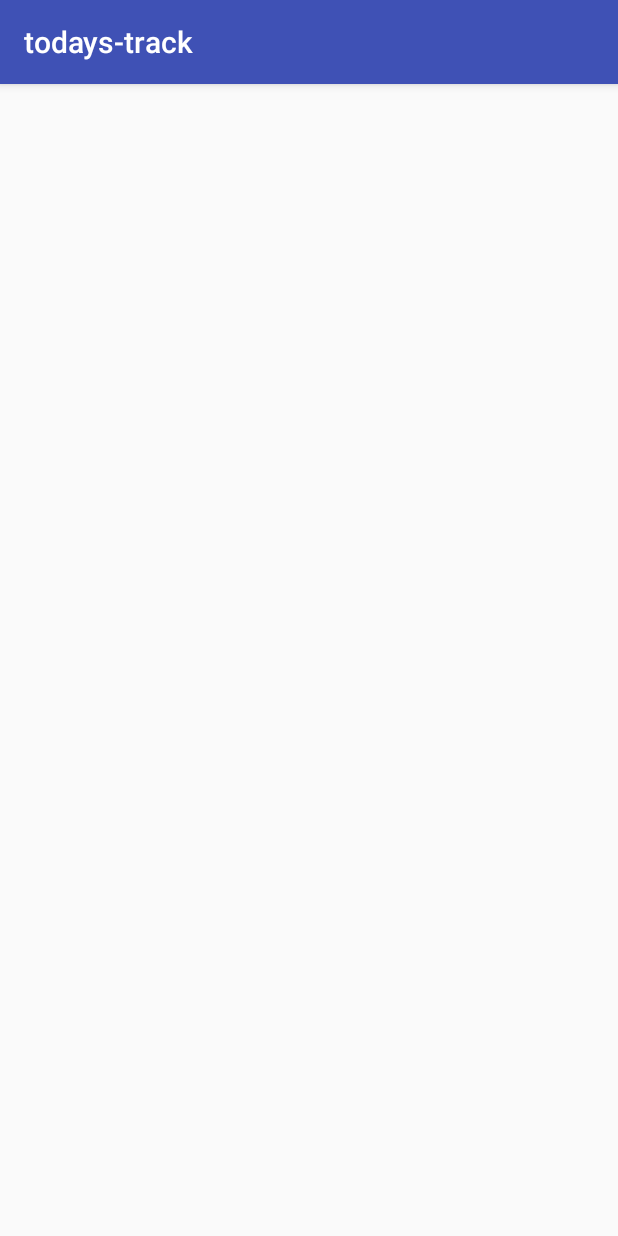
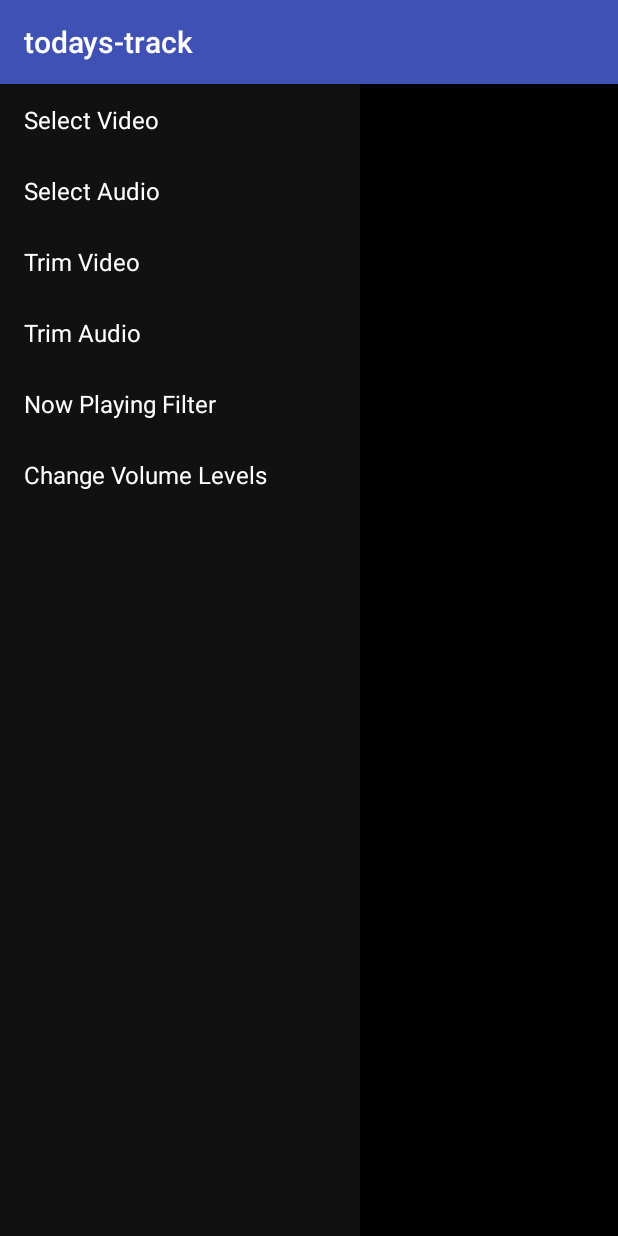
Before and after one commit to gigaverse/todays-track, an Android app: the screen it shows after launch (MainActivity), on a phone screen of 412 x 824 dp. Run offline under Robolectric (Android 15) with nearby library versions, the phone set to English and light mode, and no system bars; libraries missing offline, so code that uses them is left out: com.github.hiteshsondhi88.libffmpeg.

Commit message:
made toolbox more functional

```diff
--- a/app/build.gradle
+++ b/app/build.gradle
@@ -38,5 +38,6 @@ dependencies {
     compile(name: 'FFmpegAndroid', ext: 'aar')
     compile 'com.android.support:appcompat-v7:24.2.1'
     compile 'com.android.support:design:24.2.1'
+    compile 'com.appyvet:materialrangebar:1.3'
     testCompile 'junit:junit:4.12'
 }
--- a/app/src/main/AndroidManifest.xml
+++ b/app/src/main/AndroidManifest.xml
@@ -18,10 +18,8 @@
         <activity
             android:name=".testing"
             android:label="@string/title_activity_testing"
-            android:theme="@style/AppTheme.NoActionBar">
-
-
-        </activity>
+            android:theme="@style/AppTheme.NoActionBar"></activity>
+        <activity android:name=".trim_video"></activity>
     </application>
 
 </manifest>
--- a/app/src/main/java/yambritton/hackrice/todays_track/MainActivity.java
+++ b/app/src/main/java/yambritton/hackrice/todays_track/MainActivity.java
@@ -3,26 +3,112 @@ package yambritton.hackrice.todays_track;
 import android.content.ContentResolver;
 import android.content.Intent;
 import android.database.Cursor;
+import android.media.MediaPlayer;
 import android.net.Uri;
 import android.os.Debug;
+import android.provider.MediaStore;
+import android.support.v4.widget.DrawerLayout;
 import android.support.v7.app.AppCompatActivity;
 import android.os.Bundle;
 import android.util.Log;
 import android.view.View;
+import android.widget.AdapterView;
+import android.widget.ArrayAdapter;
 import android.widget.Button;
+import android.widget.ListView;
 import android.widget.Toast;
+import android.widget.VideoView;
 
 import com.github.hiteshsondhi88.libffmpeg.ExecuteBinaryResponseHandler;
 import com.github.hiteshsondhi88.libffmpeg.FFmpeg;
 import com.github.hiteshsondhi88.libffmpeg.exceptions.FFmpegCommandAlreadyRunningException;
 
+import static yambritton.hackrice.todays_track.R.id.videoView;
+
 public class MainActivity extends AppCompatActivity {
-
+    private VideoView video;
+    private String[] mToolTitles;
+    private DrawerLayout mDrawerLayout;
+    private ListView mDrawerList;
+    private Uri videoUri;
     @Override
     protected void onCreate(Bundle savedInstanceState) {
         super.onCreate(savedInstanceState);
         setContentView(R.layout.activity_main);
+        //loops video player
+        video  = (VideoView) findViewById(videoView);
+        video.setOnPreparedListener(new MediaPlayer.OnPreparedListener() {
+            @Override
+            public void onPrepared(MediaPlayer mp) {
+                mp.setLooping(true);
+            }
+        });
+
+        //populating the tool drawer
+        mToolTitles = getResources().getStringArray(R.array.tools);
+        mDrawerLayout = (DrawerLayout) findViewById(R.id.drawer_layout);
+        mDrawerList = (ListView) findViewById(R.id.left_drawer);
+        // Set the adapter for the list view
+        mDrawerList.setAdapter(new ArrayAdapter<String>(this,
+                R.layout.drawer_list_item, mToolTitles));
+        // Set the list's click listener
+        mDrawerList.setOnItemClickListener(new DrawerItemClickListener());
+
+        mDrawerLayout.openDrawer(mDrawerList);
 
     }
+    public void pickMedia(View view){
+        mDrawerLayout.openDrawer(mDrawerList);
+    }
+    @Override
+    protected void onActivityResult(int requestCode, int resultCode, Intent data) {
+        // Check which request we're responding to
+        if (requestCode == 1) {
+            // Make sure the request was successful
+            if (resultCode == RESULT_OK) {
+                // The user picked a contact.
+                // The Intent's data Uri identifies which contact was selected.
+                Log.d("data", data.getData().toString());
+                VideoView video = (VideoView) findViewById(videoView);
+                video.setVideoURI(data.getData());
+                videoUri=data.getData();
+                video.start();
+                // Do something with the contact here (bigger example below)
+            }
+        }
+    }
+    private void selectItem(int position) {
+        mDrawerList.setItemChecked(position, true);
+        mDrawerLayout.closeDrawer(mDrawerList);
+        Intent intent;
+        switch(position){
+            case 0:
+                intent = new Intent(Intent.ACTION_PICK, MediaStore.Video.Media.EXTERNAL_CONTENT_URI);
+                startActivityForResult(intent , 1);
+                break;
+            case 1:
+                intent = new Intent(Intent.ACTION_PICK, MediaStore.Audio.Media.EXTERNAL_CONTENT_URI);
+                startActivityForResult(intent , 2);
+                break;
+            case 2:
+                if(videoUri!=null) {
+                    intent = new Intent(this, trim_video.class);
+                    intent.putExtra("VIDEO", videoUri.toString());
+                    Log.d("videoUri","this: "+videoUri.toString());
+                    startActivityForResult(intent, 3);
+                }
+                else
+                    Toast.makeText(this, "Select a video first!", Toast.LENGTH_SHORT).show();
+                break;
+            default:
+        }
+    }
 
+    private class DrawerItemClickListener implements ListView.OnItemClickListener {
+        @Override
+        public void onItemClick(AdapterView<?> parent, View view, int position, long id) {
+            Log.d("touch","listened");
+            selectItem(position);
+        }
+    }
 }
--- a/app/src/main/res/layout/activity_main.xml
+++ b/app/src/main/res/layout/activity_main.xml
@@ -1,14 +1,37 @@
 <?xml version="1.0" encoding="utf-8"?>
-<RelativeLayout xmlns:android="http://schemas.android.com/apk/res/android"
-    xmlns:tools="http://schemas.android.com/tools"
-    android:id="@+id/activity_main"
+<android.support.v4.widget.DrawerLayout
+xmlns:android="http://schemas.android.com/apk/res/android"
+android:id="@+id/drawer_layout"
+android:layout_width="match_parent"
+android:layout_height="match_parent">
+<!-- The main content view -->
+<FrameLayout
+    android:id="@+id/content_frame"
     android:layout_width="match_parent"
+    android:background="#000000"
+    android:layout_height="match_parent">
+    <VideoView
+        android:layout_width="match_parent"
+        android:layout_height="match_parent"
+        android:id="@+id/videoView"
+        android:layout_gravity="center" />
+
+    <Button
+        android:text="Toolbox"
+        android:layout_width="wrap_content"
+        android:layout_height="wrap_content"
+        android:layout_gravity="bottom"
+        android:layout_marginStart="0dp"
+        android:id="@+id/button"
+        android:onClick="pickMedia"/>
+    </FrameLayout>
+<!-- The navigation drawer -->
+<ListView android:id="@+id/left_drawer"
+    android:layout_width="240dp"
     android:layout_height="match_parent"
-    android:paddingBottom="@dimen/activity_vertical_margin"
-    android:paddingLeft="@dimen/activity_horizontal_margin"
-    android:paddingRight="@dimen/activity_horizontal_margin"
-    android:paddingTop="@dimen/activity_vertical_margin"
-    tools:context="yambritton.hackrice.todays_track.MainActivity">
-
-
-</RelativeLayout>
+    android:layout_gravity="start"
+    android:choiceMode="singleChoice"
+    android:divider="@android:color/transparent"
+    android:dividerHeight="0dp"
+    android:background="#111"/>
+</android.support.v4.widget.DrawerLayout>
--- /dev/null
+++ b/app/src/main/res/layout/drawer_list_item.xml
@@ -0,0 +1,11 @@
+<TextView xmlns:android="http://schemas.android.com/apk/res/android"
+    android:id="@android:id/text1"
+    android:layout_width="match_parent"
+    android:layout_height="wrap_content"
+    android:textAppearance="?android:attr/textAppearanceListItemSmall"
+    android:gravity="center_vertical"
+    android:paddingLeft="16dp"
+    android:paddingRight="16dp"
+    android:textColor="#fff"
+    android:background="?android:attr/activatedBackgroundIndicator"
+    android:minHeight="?android:attr/listPreferredItemHeightSmall"/>
--- a/app/src/main/res/values/dimens.xml
+++ b/app/src/main/res/values/dimens.xml
@@ -1,6 +1,6 @@
 <resources>
     <!-- Default screen margins, per the Android Design guidelines. -->
-    <dimen name="activity_horizontal_margin">16dp</dimen>
-    <dimen name="activity_vertical_margin">16dp</dimen>
+    <dimen name="activity_horizontal_margin">0dp</dimen>
+    <dimen name="activity_vertical_margin">0dp</dimen>
     <dimen name="fab_margin">16dp</dimen>
 </resources>
--- a/app/src/main/res/values/strings.xml
+++ b/app/src/main/res/values/strings.xml
@@ -1,4 +1,12 @@
 <resources>
     <string name="app_name">todays-track</string>
     <string name="title_activity_testing">testing</string>
+    <string-array name="tools">
+        <item>Select Video</item>
+        <item>Select Audio</item>
+        <item>Trim Video</item>
+        <item>Trim Audio</item>
+        <item>Now Playing Filter</item>
+        <item>Change Volume Levels</item>
+    </string-array>
 </resources>
```
Also changed, not shown: app/src/main/java/yambritton/hackrice/todays_track/trim_video.java (added, +35 -0 lines), app/src/main/res/layout/activity_trim_video.xml (added, +34 -0 lines), app/src/main/res/mipmap-hdpi/ic_launcher.png, app/src/main/res/mipmap-mdpi/ic_launcher.png, app/src/main/res/mipmap-xhdpi/ic_launcher.png, app/src/main/res/mipmap-xxhdpi/ic_launcher.png, app/src/main/res/mipmap-xxxhdpi/ic_launcher.png.
